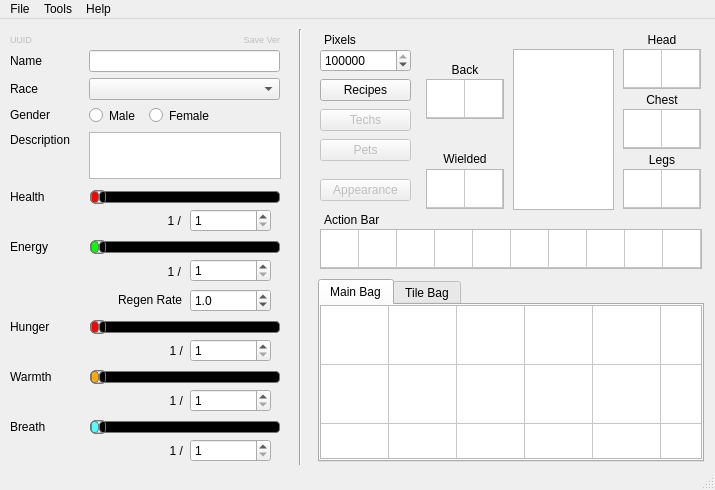
The window that starcheat/templates/MainWindow.ui (wizzomafizzo/starcheat) describes before a commit, drawn with Qt 5.
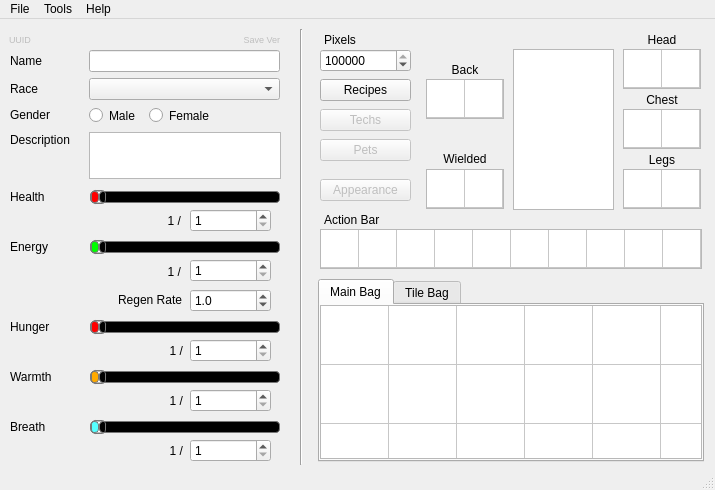
The same window after the commit.

```diff
--- a/starcheat/templates/MainWindow.ui
+++ b/starcheat/templates/MainWindow.ui
@@ -1257,7 +1257,7 @@
    <widget class="Line" name="line">
     <property name="geometry">
      <rect>
-      <x>290</x>
+      <x>291</x>
       <y>10</y>
       <width>21</width>
       <height>436</height>
@@ -1276,7 +1276,7 @@
     </property>
     <property name="geometry">
      <rect>
-      <x>10</x>
+      <x>9</x>
       <y>10</y>
       <width>221</width>
       <height>20</height>
```
